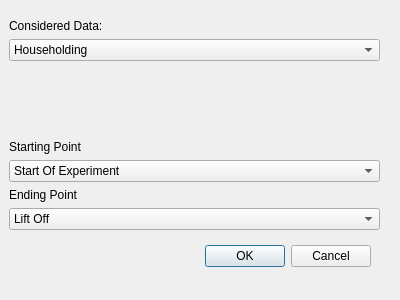
Above: MEEGA-Groundstation/UI-Files/MEEGA_export.ui from JanNiklasJuedt/MEEGA-Software before the change. Below: the same form after it.
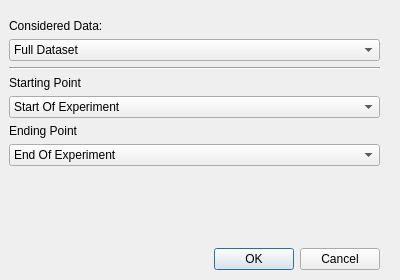
That is the form after the change.

Commit message: adding export functionality

```diff
--- a/MEEGA-Groundstation/UI-Files/MEEGA_export.ui
+++ b/MEEGA-Groundstation/UI-Files/MEEGA_export.ui
@@ -7,35 +7,37 @@
     <x>0</x>
     <y>0</y>
     <width>400</width>
-    <height>300</height>
+    <height>280</height>
    </rect>
   </property>
+  <property name="sizePolicy">
+   <sizepolicy hsizetype="Preferred" vsizetype="Preferred">
+    <horstretch>0</horstretch>
+    <verstretch>0</verstretch>
+   </sizepolicy>
+  </property>
+  <property name="minimumSize">
+   <size>
+    <width>0</width>
+    <height>0</height>
+   </size>
+  </property>
+  <property name="baseSize">
+   <size>
+    <width>400</width>
+    <height>280</height>
+   </size>
+  </property>
   <property name="windowTitle">
    <string>Dialog</string>
   </property>
-  <widget class="QDialogButtonBox" name="buttonBox">
-   <property name="geometry">
-    <rect>
-     <x>30</x>
-     <y>240</y>
-     <width>341</width>
-     <height>32</height>
-    </rect>
-   </property>
-   <property name="orientation">
-    <enum>Qt::Orientation::Horizontal</enum>
-   </property>
-   <property name="standardButtons">
-    <set>QDialogButtonBox::StandardButton::Cancel|QDialogButtonBox::StandardButton::Ok</set>
-   </property>
-  </widget>
   <widget class="QWidget" name="verticalLayoutWidget">
    <property name="geometry">
     <rect>
      <x>9</x>
      <y>19</y>
      <width>371</width>
-     <height>211</height>
+     <height>251</height>
     </rect>
    </property>
    <layout class="QVBoxLayout" name="verticalLayout">
@@ -47,7 +49,10 @@
      </widget>
     </item>
     <item>
-     <widget class="QComboBox" name="comboBox">
+     <widget class="QComboBox" name="dataComboBox">
+      <property name="currentIndex">
+       <number>2</number>
+      </property>
       <item>
        <property name="text">
         <string>Householding</string>
@@ -66,17 +71,11 @@
      </widget>
     </item>
     <item>
-     <spacer name="verticalSpacer">
+     <widget class="Line" name="line">
       <property name="orientation">
-       <enum>Qt::Orientation::Vertical</enum>
+       <enum>Qt::Orientation::Horizontal</enum>
       </property>
-      <property name="sizeHint" stdset="0">
-       <size>
-        <width>20</width>
-        <height>20</height>
-       </size>
-      </property>
-     </spacer>
+     </widget>
     </item>
     <item>
      <widget class="QLabel" name="label_2">
@@ -86,22 +85,30 @@
      </widget>
     </item>
     <item>
-     <widget class="QComboBox" name="comboBox_2">
-      <item>
-       <property name="text">
-        <string>Start Of Experiment</string>
-       </property>
-      </item>
-      <item>
-       <property name="text">
-        <string>Lift Off</string>
-       </property>
-      </item>
+     <widget class="QComboBox" name="startComboBox">
+      <property name="currentIndex">
+       <number>2</number>
+      </property>
       <item>
        <property name="text">
         <string>System Power</string>
        </property>
       </item>
+      <item>
+       <property name="text">
+        <string>Lift Off</string>
+       </property>
+      </item>
+      <item>
+       <property name="text">
+        <string>Start Of Experiment</string>
+       </property>
+      </item>
+      <item>
+       <property name="text">
+        <string>End Of Experiment</string>
+       </property>
+      </item>
      </widget>
     </item>
     <item>
@@ -112,7 +119,10 @@
      </widget>
     </item>
     <item>
-     <widget class="QComboBox" name="comboBox_3">
+     <widget class="QComboBox" name="endComboBox">
+      <property name="currentIndex">
+       <number>2</number>
+      </property>
       <item>
        <property name="text">
         <string>Lift Off</string>
@@ -135,6 +145,29 @@
       </item>
      </widget>
     </item>
+    <item>
+     <spacer name="verticalSpacer">
+      <property name="orientation">
+       <enum>Qt::Orientation::Vertical</enum>
+      </property>
+      <property name="sizeHint" stdset="0">
+       <size>
+        <width>20</width>
+        <height>20</height>
+       </size>
+      </property>
+     </spacer>
+    </item>
+    <item>
+     <widget class="QDialogButtonBox" name="buttonBox">
+      <property name="orientation">
+       <enum>Qt::Orientation::Horizontal</enum>
+      </property>
+      <property name="standardButtons">
+       <set>QDialogButtonBox::StandardButton::Cancel|QDialogButtonBox::StandardButton::Ok</set>
+      </property>
+     </widget>
+    </item>
    </layout>
   </widget>
  </widget>
```
Left out of the diff: 10 changed lines with no effect on the pictures. The commit also changes 10 other files.
